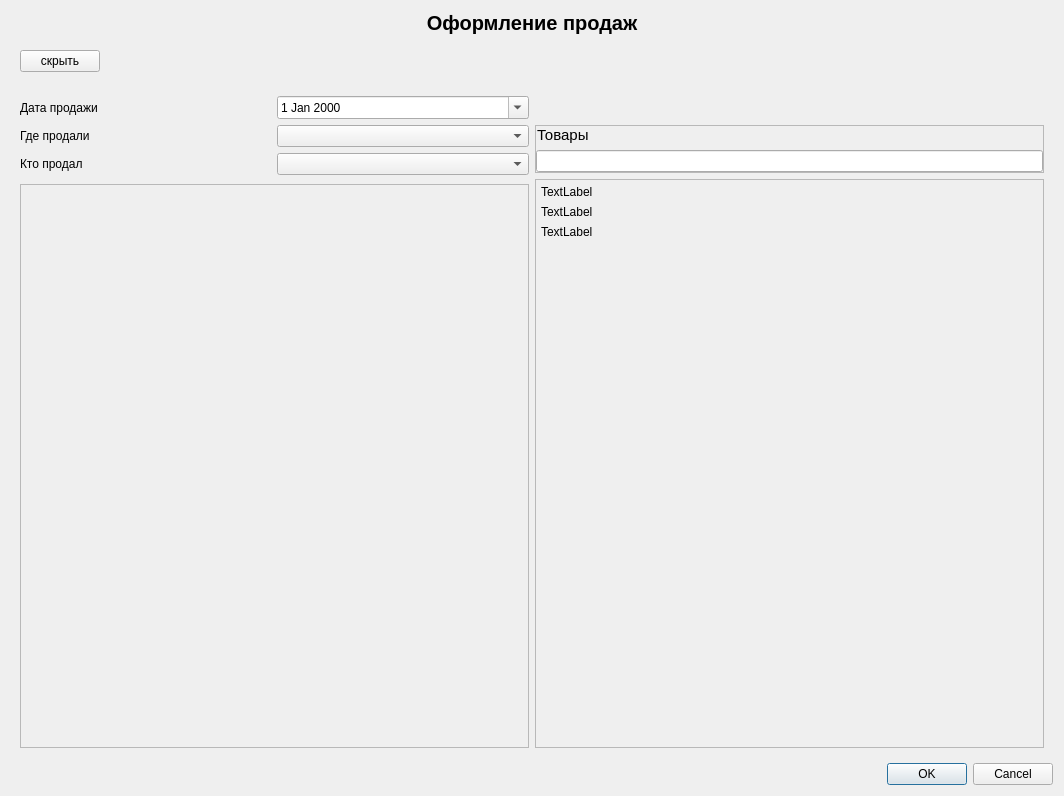
First picture: the form in prjstore/ui/pyside/sale_registration.ui, repository igol84/myproject, before the edit.
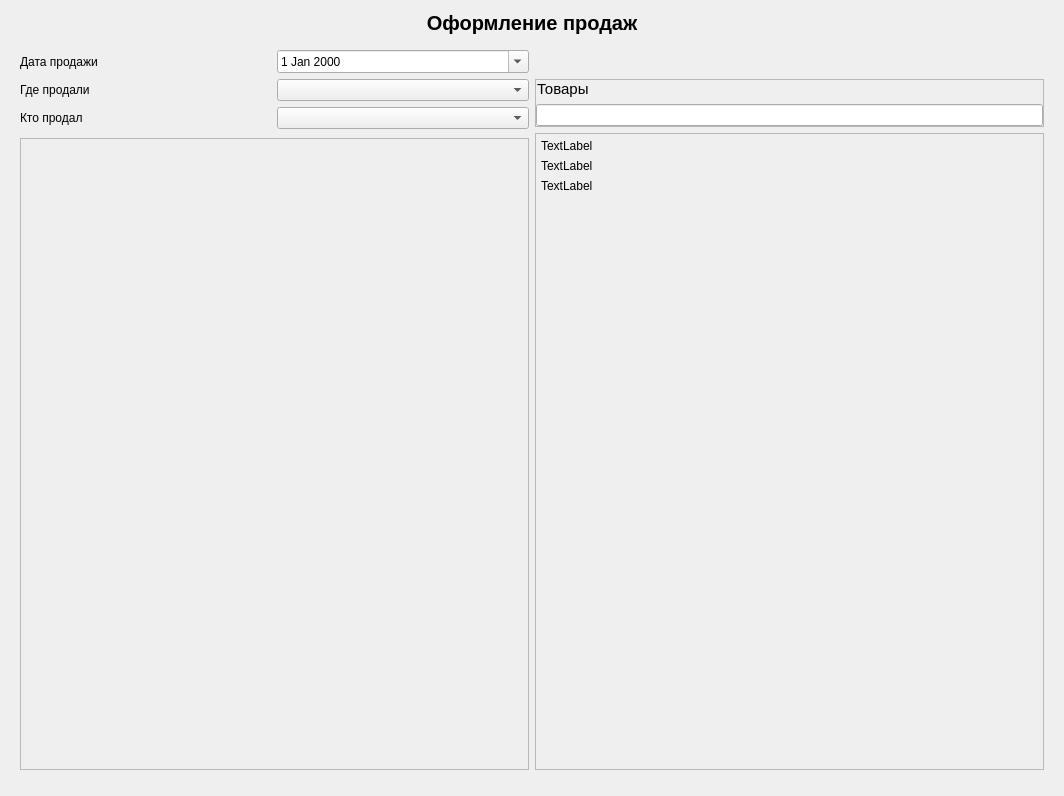
Second picture: the form after the edit.

Commit message: ui sale line items:  - change date box  - change place of sale box  - change seller box  - press save button

The edit to the form file:
```diff
--- a/prjstore/ui/pyside/sale_registration.ui
+++ b/prjstore/ui/pyside/sale_registration.ui
@@ -34,25 +34,6 @@
      </property>
     </widget>
    </item>
-   <item>
-    <widget class="QWidget" name="widget_2" native="true">
-     <property name="sizePolicy">
-      <sizepolicy hsizetype="Fixed" vsizetype="Preferred">
-       <horstretch>0</horstretch>
-       <verstretch>0</verstretch>
-      </sizepolicy>
-     </property>
-     <layout class="QHBoxLayout" name="horizontalLayout_2">
-      <item>
-       <widget class="QPushButton" name="button_hide_sli">
-        <property name="text">
-         <string>скрыть</string>
-        </property>
-       </widget>
-      </item>
-     </layout>
-    </widget>
-   </item>
    <item>
     <layout class="QVBoxLayout" name="verticalLayout">
      <item>
@@ -127,8 +108,8 @@
             <widget class="QScrollArea" name="scroll_slis">
              <property name="font">
               <font>
-               <weight>75</weight>
-               <bold>true</bold>
+               <weight>50</weight>
+               <bold>false</bold>
               </font>
              </property>
              <property name="widgetResizable">
@@ -140,7 +121,7 @@
                 <x>0</x>
                 <y>0</y>
                 <width>508</width>
-                <height>567</height>
+                <height>637</height>
                </rect>
               </property>
               <layout class="QVBoxLayout" name="sli_layout"/>
@@ -237,7 +218,7 @@
                 <x>0</x>
                 <y>0</y>
                 <width>508</width>
-                <height>569</height>
+                <height>639</height>
                </rect>
               </property>
               <property name="sizePolicy">
@@ -306,7 +287,7 @@
      <item>
       <widget class="QDialogButtonBox" name="buttonBox">
        <property name="standardButtons">
-        <set>QDialogButtonBox::Cancel|QDialogButtonBox::Ok</set>
+        <set>QDialogButtonBox::NoButton</set>
        </property>
       </widget>
      </item>
```
The commit also changes 6 other files.
